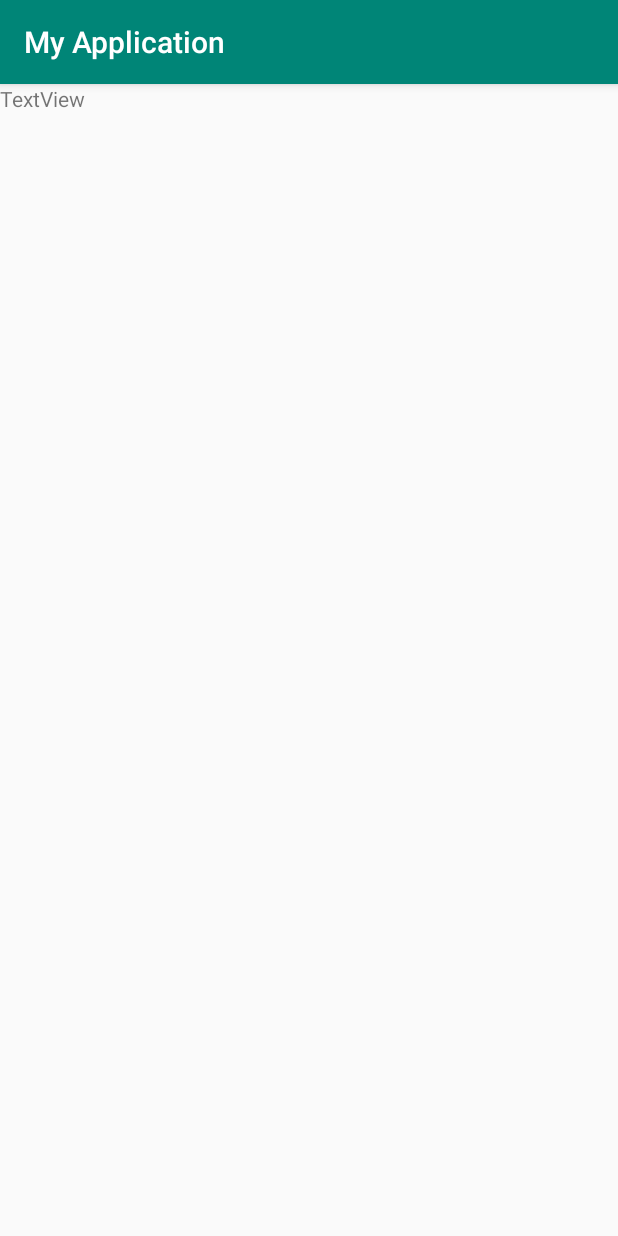
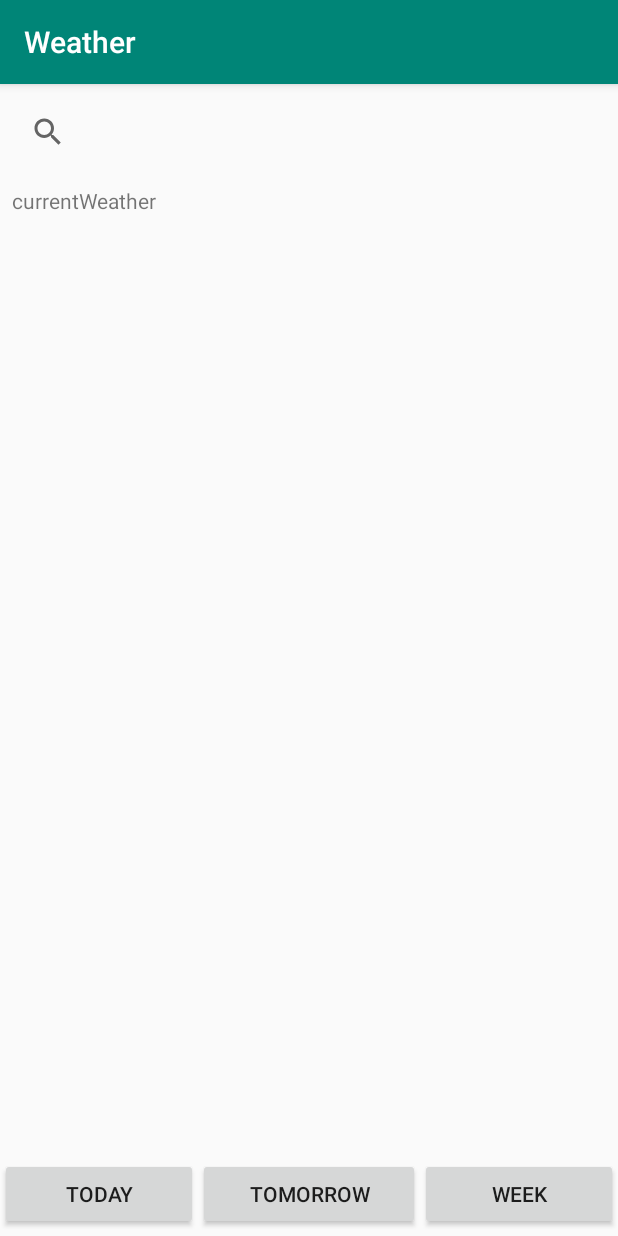
Before and after one commit to DwarfPorter/MyWeatherApplication, an Android app: the screen it shows after launch (MainActivity), on a phone screen of 412 x 824 dp. Run offline under Robolectric (Android 15) with nearby library versions, the phone set to English and light mode, and no system bars.

Commit message:
homework is done

```diff
--- a/app/build.gradle
+++ b/app/build.gradle
@@ -27,4 +27,5 @@ dependencies {
     androidTestImplementation 'androidx.test:runner:1.2.0'
     androidTestImplementation 'androidx.test.espresso:espresso-core:3.2.0'
     implementation 'androidx.recyclerview:recyclerview:1.0.0'
+    implementation 'com.google.android.material:material:1.0.0'
 }
--- /dev/null
+++ b/app/src/main/res/layout-v26/activity_main.xml
@@ -0,0 +1,67 @@
+<?xml version="1.0" encoding="utf-8"?>
+<androidx.constraintlayout.widget.ConstraintLayout xmlns:android="http://schemas.android.com/apk/res/android"
+    xmlns:app="http://schemas.android.com/apk/res-auto"
+    xmlns:tools="http://schemas.android.com/tools"
+    android:layout_width="match_parent"
+    android:layout_height="match_parent"
+    tools:context=".MainActivity">
+
+    <SearchView
+        android:id="@+id/searchView"
+        android:layout_width="wrap_content"
+        android:layout_height="wrap_content"
+        android:layout_marginStart="8dp"
+        android:layout_marginTop="8dp"
+        app:layout_constraintStart_toStartOf="parent"
+        app:layout_constraintTop_toTopOf="parent">
+
+    </SearchView>
+
+    <LinearLayout
+        android:layout_width="0dp"
+        android:layout_height="52dp"
+        android:orientation="horizontal"
+        app:layout_constraintBottom_toBottomOf="parent"
+        app:layout_constraintEnd_toEndOf="parent"
+        app:layout_constraintStart_toStartOf="parent">
+
+        <Button
+            android:id="@+id/button4"
+            style='style="?android:attr/buttonBarButtonStyle"'
+            android:layout_width="wrap_content"
+            android:layout_height="wrap_content"
+            android:layout_weight="1"
+            android:text="@string/todayButton" />
+
+        <Button
+            android:id="@+id/button3"
+            style='style="?android:attr/buttonBarButtonStyle"'
+            android:layout_width="wrap_content"
+            android:layout_height="wrap_content"
+            android:layout_weight="1"
+            android:text="@string/tomorrowButton" />
+
+        <Button
+            android:id="@+id/button2"
+            style='style="?android:attr/buttonBarButtonStyle"'
+            android:layout_width="wrap_content"
+            android:layout_height="wrap_content"
+            android:layout_weight="1"
+            android:text="@string/weekButton" />
+
+    </LinearLayout>
+
+    <TextView
+        android:id="@+id/textView"
+        android:layout_width="181dp"
+        android:layout_height="185dp"
+        android:layout_marginStart="8dp"
+        android:layout_marginTop="12dp"
+        android:layout_marginEnd="8dp"
+        android:text="@string/_currentWeather"
+        app:layout_constraintEnd_toEndOf="parent"
+        app:layout_constraintHorizontal_bias="0.0"
+        app:layout_constraintStart_toStartOf="parent"
+        app:layout_constraintTop_toBottomOf="@+id/searchView" />
+
+</androidx.constraintlayout.widget.ConstraintLayout>
--- a/app/src/main/res/layout/activity_main.xml
+++ b/app/src/main/res/layout/activity_main.xml
@@ -2,16 +2,143 @@
 <androidx.constraintlayout.widget.ConstraintLayout xmlns:android="http://schemas.android.com/apk/res/android"
     xmlns:app="http://schemas.android.com/apk/res-auto"
     xmlns:tools="http://schemas.android.com/tools"
-    android:layout_width="wrap_content"
-    android:layout_height="wrap_content"
+    android:layout_width="match_parent"
+    android:layout_height="match_parent"
     tools:context=".MainActivity">
+
+    <LinearLayout
+        android:id="@+id/linearLayout2"
+        android:layout_width="396dp"
+        android:layout_height="0dp"
+        android:layout_marginTop="8dp"
+        android:layout_marginBottom="200dp"
+        android:orientation="horizontal"
+        app:layout_constraintBottom_toTopOf="@+id/linearLayout"
+        app:layout_constraintEnd_toEndOf="parent"
+        app:layout_constraintHorizontal_bias="0.666"
+        app:layout_constraintStart_toStartOf="parent"
+        app:layout_constraintTop_toBottomOf="@+id/textView">
+
+        <TextView
+            android:id="@+id/textView5"
+            android:layout_width="wrap_content"
+            android:layout_height="match_parent"
+            android:layout_weight="1"
+            android:text="@string/hour_1" />
+
+        <TextView
+            android:id="@+id/textView6"
+            android:layout_width="wrap_content"
+            android:layout_height="match_parent"
+            android:layout_weight="1"
+            android:text="@string/hour_2" />
+
+        <TextView
+            android:id="@+id/textView7"
+            android:layout_width="wrap_content"
+            android:layout_height="match_parent"
+            android:layout_weight="1"
+            android:text="@string/hour_3" />
+
+        <TextView
+            android:id="@+id/textView2"
+            android:layout_width="wrap_content"
+            android:layout_height="match_parent"
+            android:layout_weight="1"
+            android:text="@string/hour_4" />
+
+    </LinearLayout>
+
+    <LinearLayout
+        android:id="@+id/linearLayout"
+        android:layout_width="0dp"
+        android:layout_height="52dp"
+        android:orientation="horizontal"
+        app:layout_constraintBottom_toBottomOf="parent"
+        app:layout_constraintEnd_toEndOf="parent"
+        app:layout_constraintStart_toStartOf="parent">
+
+        <Button
+            android:id="@+id/button4"
+            style='style="?android:attr/buttonBarButtonStyle"'
+            android:layout_width="wrap_content"
+            android:layout_height="wrap_content"
+            android:layout_weight="1"
+            android:text="@string/todayButton" />
+
+        <Button
+            android:id="@+id/button3"
+            style='style="?android:attr/buttonBarButtonStyle"'
+            android:layout_width="wrap_content"
+            android:layout_height="wrap_content"
+            android:layout_weight="1"
+            android:text="@string/tomorrowButton" />
+
+        <Button
+            android:id="@+id/button2"
+            style='style="?android:attr/buttonBarButtonStyle"'
+            android:layout_width="wrap_content"
+            android:layout_height="wrap_content"
+            android:layout_weight="1"
+            android:text="@string/weekButton" />
+
+    </LinearLayout>
 
     <TextView
         android:id="@+id/textView"
+        android:layout_width="181dp"
+        android:layout_height="185dp"
+        android:layout_marginStart="8dp"
+        android:layout_marginTop="28dp"
+        android:layout_marginEnd="8dp"
+        android:layout_marginBottom="8dp"
+        android:text="@string/_currentWeather"
+        android:textSize="36sp"
+        app:layout_constraintBottom_toTopOf="@+id/linearLayout2"
+        app:layout_constraintEnd_toEndOf="parent"
+        app:layout_constraintHorizontal_bias="0.009"
+        app:layout_constraintStart_toStartOf="parent"
+        app:layout_constraintTop_toBottomOf="@+id/textView3" />
+
+    <SearchView
+        android:id="@+id/searchView"
         android:layout_width="wrap_content"
         android:layout_height="wrap_content"
-        android:text="TextView"
-        tools:layout_editor_absoluteX="434dp"
-        tools:layout_editor_absoluteY="771dp" />
+        android:layout_marginStart="16dp"
+        android:layout_marginTop="8dp"
+        android:layout_marginBottom="8dp"
+        app:layout_constraintBottom_toTopOf="@+id/textView"
+        app:layout_constraintStart_toStartOf="parent"
+        app:layout_constraintTop_toTopOf="parent"
+        app:layout_constraintVertical_bias="0.074">
+
+    </SearchView>
+
+    <TextView
+        android:id="@+id/textView3"
+        android:layout_width="376dp"
+        android:layout_height="56dp"
+        android:layout_marginStart="8dp"
+        android:layout_marginTop="88dp"
+        android:layout_marginEnd="8dp"
+        android:text="@string/cityname"
+        android:textSize="36sp"
+        app:layout_constraintEnd_toEndOf="parent"
+        app:layout_constraintStart_toStartOf="parent"
+        app:layout_constraintTop_toTopOf="parent" />
+
+    <ImageView
+        android:id="@+id/imageView"
+        android:layout_width="191dp"
+        android:layout_height="184dp"
+        android:layout_marginStart="8dp"
+        android:layout_marginEnd="8dp"
+        android:layout_marginBottom="8dp"
+        app:layout_constraintBottom_toTopOf="@+id/linearLayout2"
+        app:layout_constraintEnd_toEndOf="parent"
+        app:layout_constraintHorizontal_bias="1.0"
+        app:layout_constraintStart_toEndOf="@+id/textView"
+        tools:srcCompat="@tools:sample/backgrounds/scenic[8]"
+        android:contentDescription="@string/todo" />
 
 </androidx.constraintlayout.widget.ConstraintLayout>
--- a/app/src/main/res/values/strings.xml
+++ b/app/src/main/res/values/strings.xml
@@ -1,3 +1,13 @@
 <resources>
-    <string name="app_name">My Application</string>
+    <string name="app_name">Weather</string>
+    <string name="todayButton">Today</string>
+    <string name="tomorrowButton">Tomorrow</string>
+    <string name="weekButton">Week</string>
+    <string name="_currentWeather">currentWeather</string>
+    <string name="hour_1">hour+1</string>
+    <string name="hour_2">hour+2</string>
+    <string name="hour_4">hour+4</string>
+    <string name="hour_3">hour+3</string>
+    <string name="cityname">CityName</string>
+    <string name="todo">TODO</string>
 </resources>
```
Also changed, not shown: 1 other file.
